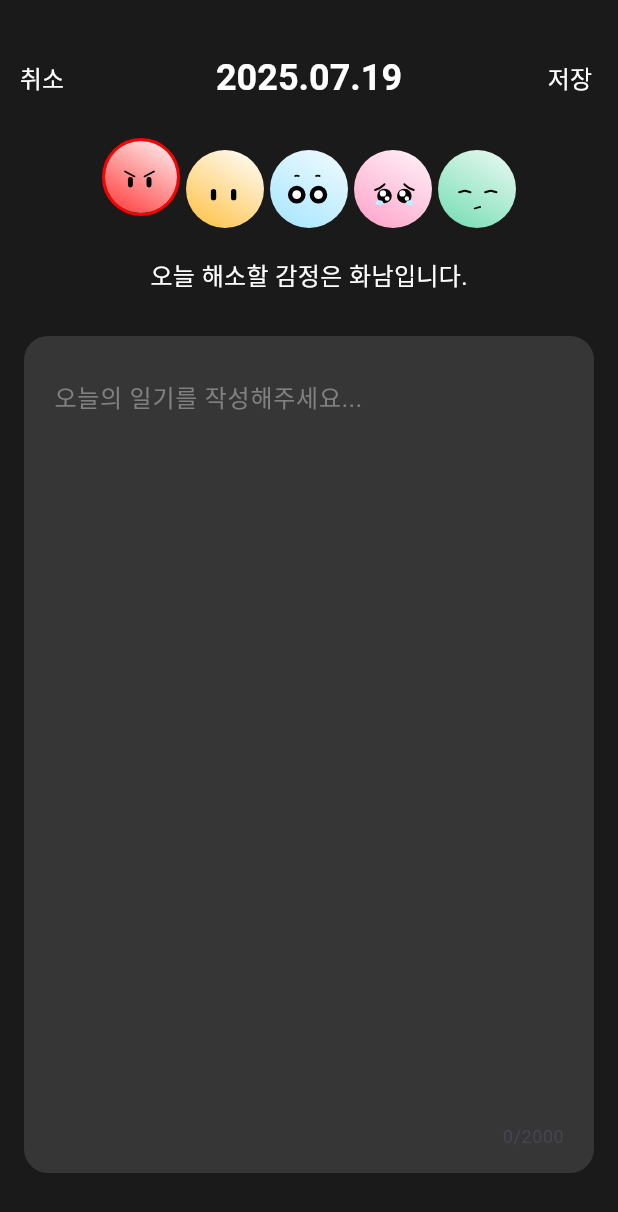
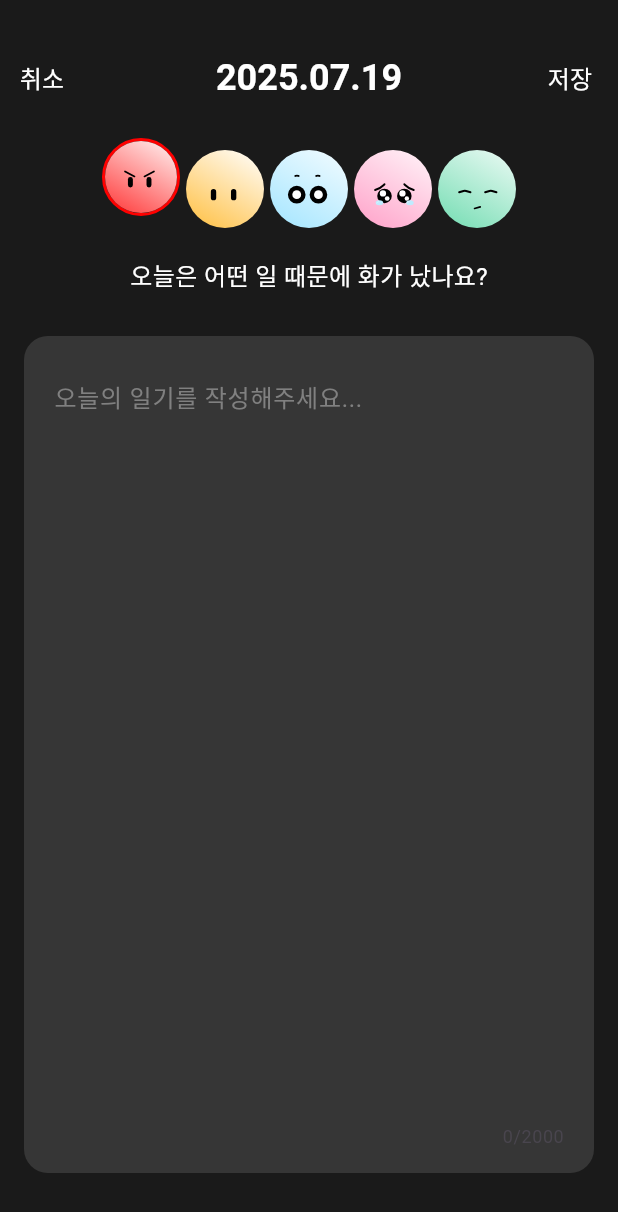
Before and after one commit to tmdwls2805/yes_diary, a Flutter app: the DiaryWriteScreen screen opened directly with empty values, after a tap on an icon or button, on a phone screen of 412 x 824 dp. Shown: the top 1212 px of the screen. Run offline on Flutter 3.47's test engine with Material 3 defaults, Android fonts, the phone set to English and light mode, and no system bars; our stand-ins replace flutter_secure_storage, flutter_svg, fluttertoast, sqflite, sqflite_common_ffi; accounts and stored records are empty.

Commit message:
feat: 감정 값 대응되는 이미지, 문장 매핑

```diff
--- /dev/null
+++ b/lib/core/constants/app_image.dart
@@ -0,0 +1,38 @@
+class AppImages {
+  // 감정 이모티콘 SVG 경로 매핑
+  static const Map<String, String> emotionFaceSvgPaths = {
+    'red': 'assets/emotion/red.svg',
+    'yellow': 'assets/emotion/yellow.svg',
+    'blue': 'assets/emotion/blue.svg',
+    'pink': 'assets/emotion/pink.svg',
+    'green': 'assets/emotion/green.svg',
+    // 여기에 추가될 색상 값들을 추가할 수 있습니다.
+  };
+
+  static const Map<String, String> emotiongrayFaceSvgPaths = {
+    'red': 'assets/emotion/red_gray.svg',
+    'yellow': 'assets/emotion/yellow_gray.svg',
+    'blue': 'assets/emotion/blue_gray.svg',
+    'pink': 'assets/emotion/pink_gray.svg',
+    'green': 'assets/emotion/green_gray.svg',
+    // 여기에 추가될 색상 값들을 추가할 수 있습니다.
+  };
+
+  static const Map<String, String> emotionBodySvgPaths = {
+    'red': 'assets/emotion/red_body.svg',
+    'yellow': 'assets/emotion/yellow_body.svg',
+    'blue': 'assets/emotion/blue_body.svg',
+    'pink': 'assets/emotion/pink_body.svg',
+    'green': 'assets/emotion/gray_body.svg',
+    // 여기에 추가될 색상 값들을 추가할 수 있습니다.
+  };
+
+  // 감정별 질문 문장 매핑
+  static const Map<String, String> emotionQuestionTexts = {
+    'red': '오늘은 어떤 일 때문에 화가 났나요?',
+    'yellow': '어떤 일로 시무룩해졌나요? 이야기를 들려주세요.',
+    'blue': '오늘 하루를 평온하게 만든 순간은 언제인가요?',
+    'pink': '무엇이 당신을 슬프게 했나요? 마음을 털어놓아 보세요.',
+    'green': '무엇이 당신을 기쁘게 했나요? 그 순간을 기록해 보세요.',
+  };
+}
--- a/lib/screens/diary_write_screen.dart
+++ b/lib/screens/diary_write_screen.dart
@@ -6,6 +6,7 @@ import 'package:yes_diary/core/services/storage/secure_storage_service.dart';
 import 'package:flutter_svg/flutter_svg.dart'; // SVG 사용을 위한 import
 import 'package:intl/intl.dart'; // 날짜 포맷팅을 위한 import
 import 'package:flutter/services.dart'; // MaxLengthEnforcement를 위한 import 추가
+import 'package:yes_diary/core/constants/app_image.dart'; // 추가
 
 class DiaryWriteScreen extends StatefulWidget {
   final DateTime selectedDate;
@@ -20,15 +21,7 @@ class _DiaryWriteScreenState extends State<DiaryWriteScreen> {
   final TextEditingController _contentController = TextEditingController();
   String? _selectedEmotion;
   String? _currentUserId;
-  String _emotionQuestionText = '오늘 해소할 감정은 무엇인가요?'; // 동적으로 변경될 텍스트
-
-  final List<Map<String, String>> _emotionIcons = [
-    {'name': 'red', 'path': 'assets/emotion/red.svg', 'korean': '화남'},
-    {'name': 'yellow', 'path': 'assets/emotion/yellow.svg', 'korean': '시무룩'},
-    {'name': 'blue', 'path': 'assets/emotion/blue.svg', 'korean': '평온'},
-    {'name': 'pink', 'path': 'assets/emotion/pink.svg', 'korean': '슬픔'},
-    {'name': 'green', 'path': 'assets/emotion/green.svg', 'korean': '기쁨'},
-  ];
+  // String _emotionQuestionText = '오늘 해소할 감정은 무엇인가요?'; // 이 변수 제거
 
   @override
   void initState() {
@@ -126,13 +119,13 @@ class _DiaryWriteScreenState extends State<DiaryWriteScreen> {
                 padding: const EdgeInsets.symmetric(horizontal: 16.0),
                 child: Row(
                   mainAxisAlignment: MainAxisAlignment.center, // 가운데 정렬
-                  children: _emotionIcons.map((emotionMap) {
-                    final emotionName = emotionMap['name']!;
-                    final svgPath = emotionMap['path']!;
-                    final koreanName = emotionMap['korean']!;
+                  children: AppImages.emotionFaceSvgPaths.entries.map((entry) {
+                    final emotionName = entry.key;
+                    final svgPath = entry.value;
+                    // final koreanName = AppImages.emotionKoreanNames[emotionName]!;
                     return Padding(
                       padding: const EdgeInsets.symmetric(horizontal: 2.0), // 4px 간격을 위해 각 아이템에 2px씩 적용
-                      child: _buildEmotionOption(emotionName, svgPath, koreanName), // 한글 이름 전달
+                      child: _buildEmotionOption(emotionName, svgPath), // 한글 이름 전달
                     );
                   }).toList(),
                 ),
@@ -142,7 +135,9 @@ class _DiaryWriteScreenState extends State<DiaryWriteScreen> {
                 child: Padding(
                   padding: const EdgeInsets.only(left: 16.0, right: 16.0, bottom: 28.0),
                   child: Text(
-                    _emotionQuestionText, // 동적 텍스트 사용
+                    _selectedEmotion == null
+                        ? '오늘 해소할 감정은 무엇인가요?' // 감정 미선택 시 기본 문장
+                        : AppImages.emotionQuestionTexts[_selectedEmotion]!, // 선택된 감정에 따라 동적 문장 사용
                     style: const TextStyle(color: Colors.white, fontSize: 16),
                   ),
                 ),
@@ -185,13 +180,12 @@ class _DiaryWriteScreenState extends State<DiaryWriteScreen> {
     );
   }
 
-  Widget _buildEmotionOption(String emotionName, String svgPath, String koreanName) {
+  Widget _buildEmotionOption(String emotionName, String svgPath) {
     final isSelected = _selectedEmotion == emotionName;
     return GestureDetector(
       onTap: () {
         setState(() {
           _selectedEmotion = emotionName;
-          _emotionQuestionText = '오늘 해소할 감정은 ${koreanName}입니다.'; // 텍스트 변경
         });
       },
       child: Transform.translate(
```
Also changed, not shown: lib/database/diary_database.dart (+7 -7 lines), lib/widgets/custom_calendar.dart (+5 -10 lines), 1 other file.
